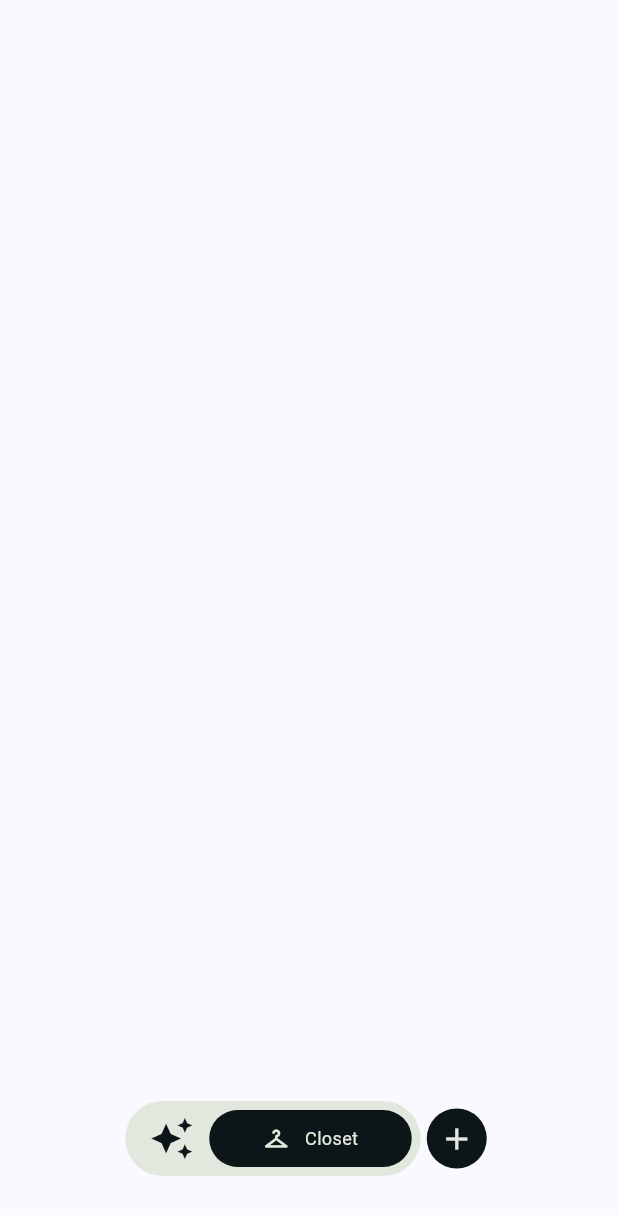
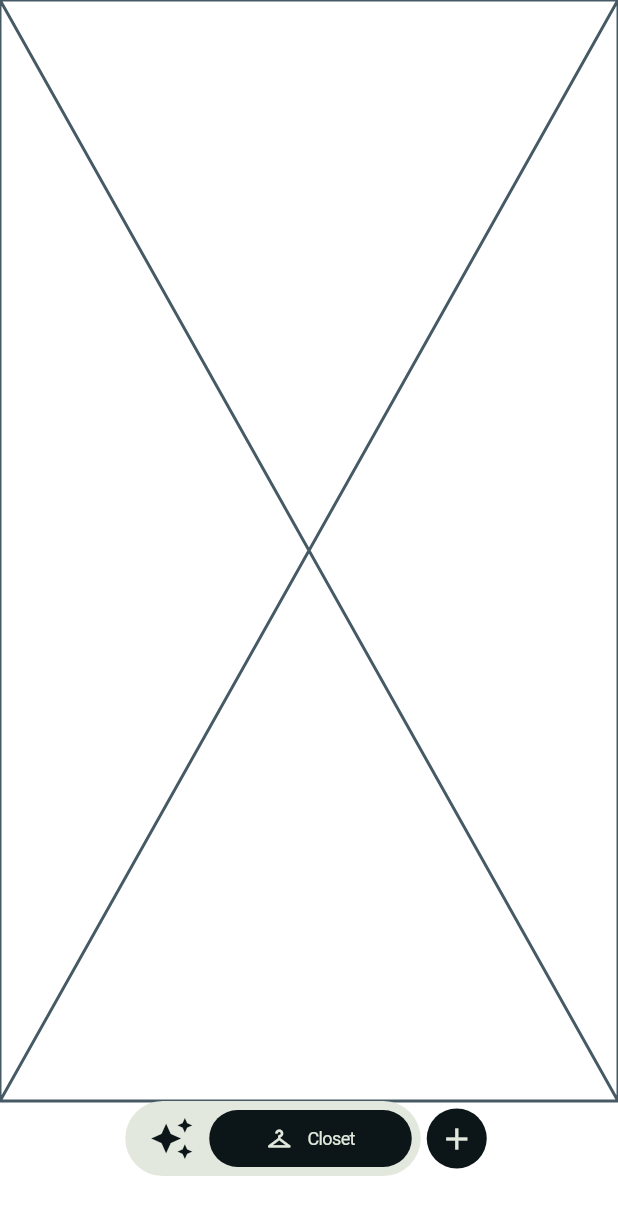
Before and after one commit to dhvbnl/stich, a Flutter app: the screen it shows after launch, after a tap on the "checkroom" icon, on a phone screen of 412 x 824 dp. Shown: the top 1215 px of the screen. Run offline on Flutter 3.47's test engine with Material 3 defaults, Android fonts, the phone set to English and light mode, and no system bars; our stand-ins replace google_fonts.

Commit message:
working nav bar

```diff
--- a/lib/main.dart
+++ b/lib/main.dart
@@ -1,22 +1,31 @@
 import 'package:flutter/cupertino.dart';
 import 'package:flutter/material.dart';
 import 'package:google_fonts/google_fonts.dart';
+import 'package:stich/helpers/tab_state.dart';
+import 'package:stich/views/suggestions_view.dart';
 import 'package:stich/widgets/tab_selector.dart';
 
 void main() {
   runApp(const MainApp());
 }
 
-class MainApp extends StatelessWidget {
+class MainApp extends StatefulWidget {
   const MainApp({super.key});
 
   @override
+  State<MainApp> createState() => _MainAppState();
+}
+
+class _MainAppState extends State<MainApp> {
+  TabState _selectedTab = TabState.suggestions;
+  @override
   Widget build(BuildContext context) {
     return CupertinoApp(
-      home: Scaffold(
-        body: Column(
+      home: CupertinoPageScaffold(
+        child: Column(
           children: [
-            const Spacer(),
+            if (_selectedTab == TabState.suggestions) Expanded(child: const SuggestionsView()),
+            if (_selectedTab == TabState.closet) Expanded(child: const Placeholder()),
             Padding(
               padding: const EdgeInsets.only(
                 bottom: 40,
@@ -24,7 +33,12 @@ class MainApp extends StatelessWidget {
               child: Row(
                 mainAxisAlignment: MainAxisAlignment.center,
                 children: [
-                  const TabSelector(),
+                  TabSelector(tabState: _selectedTab,
+                    onTabChange: (newTab) {
+                      setState(() {
+                        _selectedTab = newTab;
+                      });
+                    },),
                   IconButton.filled(
                     style: IconButton.styleFrom(
                       backgroundColor: const Color(0xFF0C1618),
@@ -42,53 +56,6 @@ class MainApp extends StatelessWidget {
           ],
         ),
       ),
-      // home: CupertinoTabScaffold(
-      //   tabBar: CupertinoTabBar(items: const [
-      //     BottomNavigationBarItem(
-      //         icon: Icon(Icons.auto_awesome), label: 'Suggestions'),
-      //     BottomNavigationBarItem(icon: Icon(Icons.checkroom), label: 'Closet')
-      //   ]),
-      //   tabBuilder: (BuildContext context, int index) {
-      //     if (index == 0) {
-      //       return const Suggestions();
-      //     } else {
-      //       return const Closet();
-      //     }
-      //   },
-      // ),
     );
   }
 }
-
-class Suggestions extends StatelessWidget {
-  const Suggestions({super.key});
-
-  @override
-  Widget build(BuildContext context) {
-    return const Column(
-      children: [
-        Spacer(),
-        Padding(
-          padding: EdgeInsets.all(8.0),
-          child: Row(
-            children: [
-              //Text('Stich', style: GoogleFonts.miniver(textStyle: TextStyle(fontSize: 30))),
-
-              TabSelector(),
-            ],
-          ),
-        ),
-        Spacer()
-      ],
-    );
-  }
-}
-
-class Closet extends StatelessWidget {
-  const Closet({super.key});
-
-  @override
-  Widget build(BuildContext context) {
-    return const Placeholder();
-  }
-}
--- /dev/null
+++ b/lib/views/closet_view.dart
@@ -0,0 +1,10 @@
+import 'package:flutter/cupertino.dart';
+
+class ClosetView extends StatelessWidget {
+  const ClosetView({super.key});
+
+  @override
+  Widget build(BuildContext context) {
+    return const Placeholder();
+  }
+}
--- /dev/null
+++ b/lib/views/suggestions_view.dart
@@ -0,0 +1,91 @@
+import 'package:flutter/cupertino.dart';
+import 'package:flutter/material.dart';
+import 'package:flutter/services.dart';
+import 'package:google_fonts/google_fonts.dart';
+
+class SuggestionsView extends StatefulWidget {
+  const SuggestionsView({super.key});
+
+  @override
+  State<SuggestionsView> createState() => _SuggestionsViewState();
+}
+
+class _SuggestionsViewState extends State<SuggestionsView> {
+  late TextEditingController _textController;
+
+  @override
+  void initState() {
+    super.initState();
+    _textController = TextEditingController();
+  }
+
+  @override
+  void dispose() {
+    _textController.dispose();
+    super.dispose();
+  }
+
+  @override
+  Widget build(BuildContext context) {
+    return Padding(
+      padding: const EdgeInsets.symmetric(horizontal: 25),
+      child: Column(
+        children: [
+          _title(),
+          const Spacer(),
+          _input(),
+          const Divider(),
+          OutlinedButton(
+            onPressed: () {
+              print(_textController.text);
+            },
+            style: const ButtonStyle(
+              backgroundColor: WidgetStatePropertyAll<Color>(Colors.white),
+              shadowColor: WidgetStatePropertyAll<Color>(Colors.transparent),
+              side: WidgetStatePropertyAll<BorderSide>(
+                BorderSide(color: Color(0xFF7E8485)),
+              ),
+              overlayColor: WidgetStatePropertyAll<Color>(Color.fromARGB(73, 126, 132, 133)),
+            ),
+            child: const Text(
+              'imagine',
+              style: TextStyle(color: Color(0xFF7E8485)),
+            ),
+          ),
+          const Spacer(),
+        ],
+      ),
+    );
+  }
+
+  Widget _input() {
+    return Row(
+      children: [
+        Expanded(
+          child: CupertinoTextField(
+            decoration: const BoxDecoration(
+              border: null,
+            ),
+            placeholder: 'what\'s your inspiration today?',
+            placeholderStyle: const TextStyle(
+              color: Color(0xFF7E8485),
+            ),
+            controller: _textController,
+          ),
+        ),
+        IconButton(
+          onPressed: () {},
+          icon: const Icon(Icons.photo_camera, color: Color(0xFF7E8485)),
+        ),
+      ],
+    );
+  }
+
+  Widget _title() {
+    return Row(
+      children: [
+        Text('stich', style: GoogleFonts.play(fontSize: 40), )
+      ],
+    );
+  }
+}
--- a/lib/widgets/tab_selector.dart
+++ b/lib/widgets/tab_selector.dart
@@ -2,14 +2,31 @@ import 'package:flutter/material.dart';
 import 'package:stich/helpers/tab_state.dart';
 
 class TabSelector extends StatefulWidget {
-  const TabSelector({super.key});
+  const TabSelector({super.key, this.tabState = TabState.suggestions, required this.onTabChange});
+
+  final TabState tabState;
+  final ValueChanged<TabState> onTabChange;
 
   @override
   State<TabSelector> createState() => _TabSelectorState();
 }
 
 class _TabSelectorState extends State<TabSelector> {
-  TabState _tabState = TabState.suggestions;
+  late TabState _tabState;
+
+  @override
+  void initState() {
+    super.initState();
+    _tabState = widget.tabState;
+  }
+
+  @override
+  void didUpdateWidget(TabSelector tabSelector) {
+    super.didUpdateWidget(tabSelector);
+    if(widget.tabState != tabSelector.tabState) {
+      _tabState = widget.tabState;
+    }
+  }
 
   @override
   Widget build(BuildContext context) {
@@ -40,6 +57,7 @@ class _TabSelectorState extends State<TabSelector> {
                   _tabState = TabState.closet;
                 },
               );
+              widget.onTabChange.call(_tabState);
             },
           ),
         ],
@@ -55,6 +73,7 @@ class _TabSelectorState extends State<TabSelector> {
                   _tabState = TabState.suggestions;
                 },
               );
+              widget.onTabChange.call(_tabState);
             },
           ),
           selectedTab(tabState),
```
Also changed, not shown: assets/fonts/PlaywriteUSTrad-ExtraLight.ttf (added), assets/fonts/PlaywriteUSTrad-Light.ttf (added), assets/fonts/PlaywriteUSTrad-Regular.ttf (added), assets/fonts/PlaywriteUSTrad-Thin.ttf (added), 4 other files.
